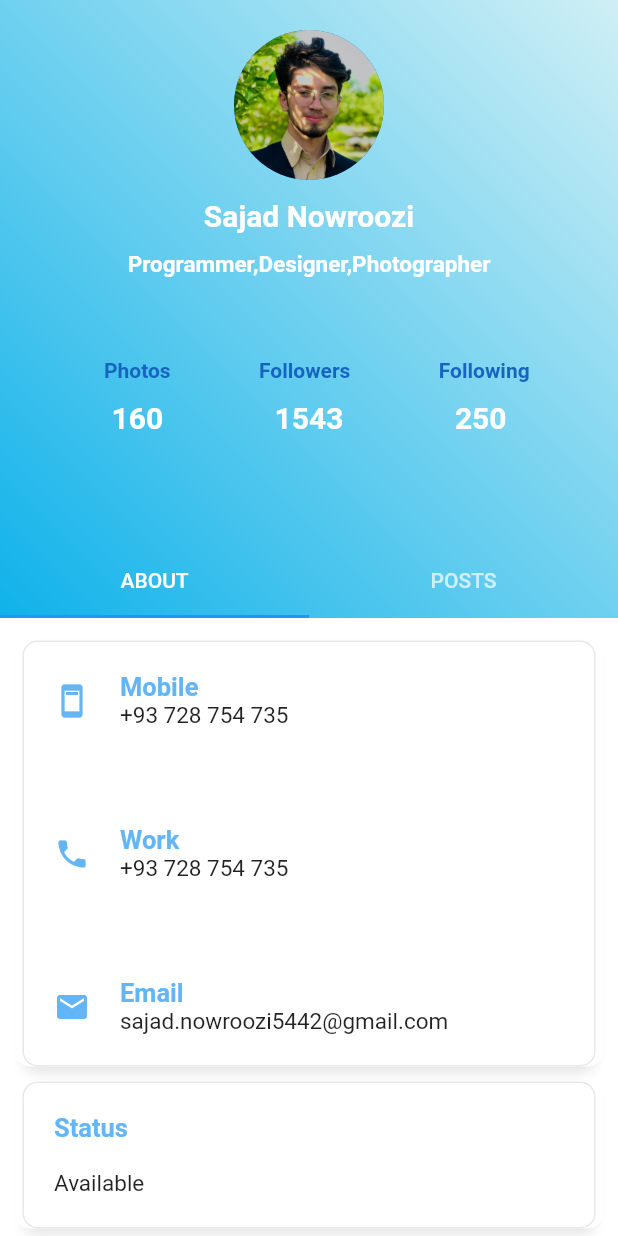
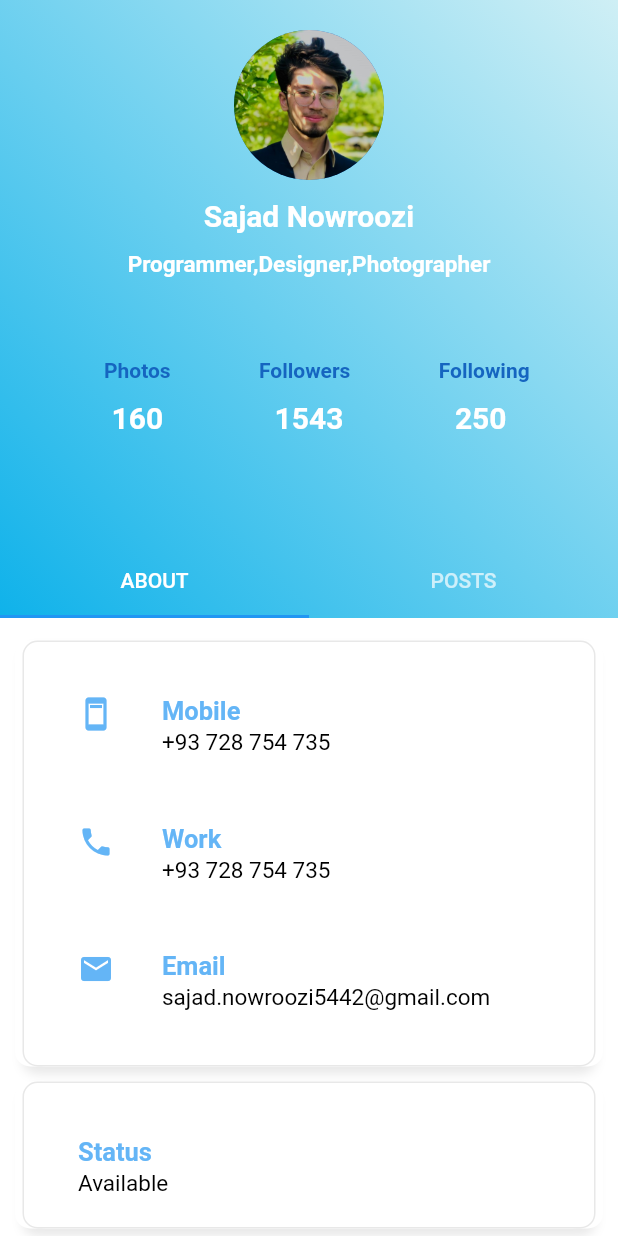
Before and after one commit to sajadnowroozi2003/flutter_info_page, a Flutter app: the screen it shows after launch, on a phone screen of 412 x 824 dp. Run offline on Flutter 3.47's test engine with Material 2 defaults, Android fonts, the light colour scheme and no system bars.

Commit message:
Change Container to ListTile

```diff
--- a/lib/ContainerBottomElements/ElementsBottom1.dart
+++ b/lib/ContainerBottomElements/ElementsBottom1.dart
@@ -35,95 +35,67 @@ class ElementsBottom1 extends StatelessWidget {
         child: Column(
           mainAxisAlignment: MainAxisAlignment.spaceBetween,
           children: [
-            Row(
-              children: [
-                Icon(
+            ListTile(
+              leading: Icon(
                 Icons.ad_units,
                 color: Colors.blue.shade300,
               ),
-                SizedBox(
-                  width: 20,
-                ),
-                Column(
-                  mainAxisAlignment: MainAxisAlignment.spaceBetween,
-                  crossAxisAlignment: CrossAxisAlignment.start,
-                  children: [
-                    Text(
+              title: Text(
+
                 'Mobile',
                 style: TextStyle(
                     color: Colors.blue.shade300,
                     fontWeight: FontWeight.bold,
                     fontSize: 17),
               ),
-                    Text(
+              subtitle: Text(
                 '+93 728 754 735',
                 style: TextStyle(
+                  color: Colors.black,
                   fontSize: 15,
                 ),
               ),
-                  ],
-                )
-              ],
             ),
-            Row(
-              children: [
-                Icon(
+            ListTile(
+              leading:Icon(
                 Icons.phone,
                 color: Colors.blue.shade300,
               ),
-                SizedBox(
-                  width: 20,
-                ),
-                Column(
-                  mainAxisAlignment: MainAxisAlignment.spaceBetween,
-                  crossAxisAlignment: CrossAxisAlignment.start,
-                  children: [
-                    Text(
+              title: Text(
                 'Work',
                 style: TextStyle(
                     color: Colors.blue.shade300,
                     fontWeight: FontWeight.bold,
                     fontSize: 17),
               ),
-                    Text(
+
+              subtitle: Text(
                 '+93 728 754 735',
                 style: TextStyle(
+                  color: Colors.black,
                   fontSize: 15,
                 ),
               ),
-                  ],
-                )
-              ],
             ),
-            Row(
-              children: [
-                Icon(
+            ListTile(
+              leading: Icon(
                 Icons.email,
                 color: Colors.blue.shade300,
               ),
-                SizedBox(
-                  width: 20,
-                ),
-                Column(
-                  mainAxisAlignment: MainAxisAlignment.spaceBetween,
-                  crossAxisAlignment: CrossAxisAlignment.start,
-                  children: [
-                    Text(
+              title:  Text(
                 'Email',
                 style: TextStyle(
                     color: Colors.blue.shade300,
                     fontWeight: FontWeight.bold,
                     fontSize: 17),
               ),
-                    Text(
+              subtitle:  Text(
                 'sajad.nowroozi5442@gmail.com',
                 style: TextStyle(
+                  color: Colors.black,
                   fontSize: 15,
                 ),
               ),
-                  ],
-                )
-              ],
             ),
           ],
         ),
--- a/lib/ContainerBottomElements/ElementsBottom2.dart
+++ b/lib/ContainerBottomElements/ElementsBottom2.dart
@@ -1,6 +1,8 @@
 import 'package:flutter/material.dart';
+
 class ElementsBottom2 extends StatelessWidget {
   const ElementsBottom2({super.key});
+
   @override
   Widget build(BuildContext context) {
     return Expanded(
@@ -31,25 +33,22 @@ class ElementsBottom2 extends StatelessWidget {
           ),
           margin: EdgeInsets.only(top: 0, right: 15, left: 15, bottom: 5),
           padding: EdgeInsets.all(20),
-        child: Column(
-          crossAxisAlignment: CrossAxisAlignment.stretch,
-          mainAxisAlignment: MainAxisAlignment.spaceBetween,
-          children: [
-            Text(
+          child: ListTile(
+              title: Text(
                 'Status',
                 style: TextStyle(
                     color: Colors.blue.shade300,
                     fontWeight: FontWeight.bold,
                     fontSize: 17),
               ),
-            Text(
+              subtitle: Text(
                 'Available',
                 style: TextStyle(
                   fontSize: 15,
+                  color: Colors.black,
                 ),
               ),
-          ],
-        ),
+          )
       ),
     );
   }
```
Lines whose indentation alone changed are shown as unchanged.
